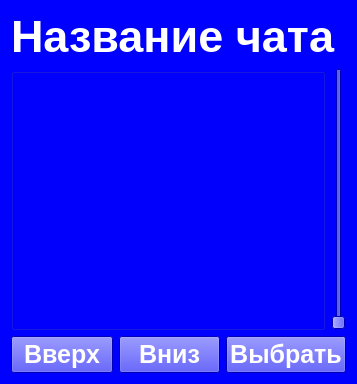
This is ui/ArchiveView.ui in yepIwt/Tuchka as Qt 5 draws it before an edit. The edited form follows.
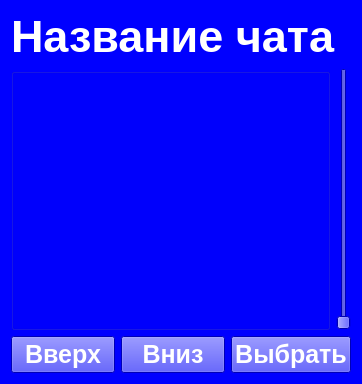
This is the edited form.

Commit message: Feat: Add ListArchivesView UI

Patch:
```diff
--- a/ui/ArchiveView.ui
+++ b/ui/ArchiveView.ui
@@ -6,7 +6,7 @@
    <rect>
     <x>0</x>
     <y>0</y>
-    <width>357</width>
+    <width>362</width>
     <height>384</height>
    </rect>
   </property>
```
The commit also changes 2 other files.
